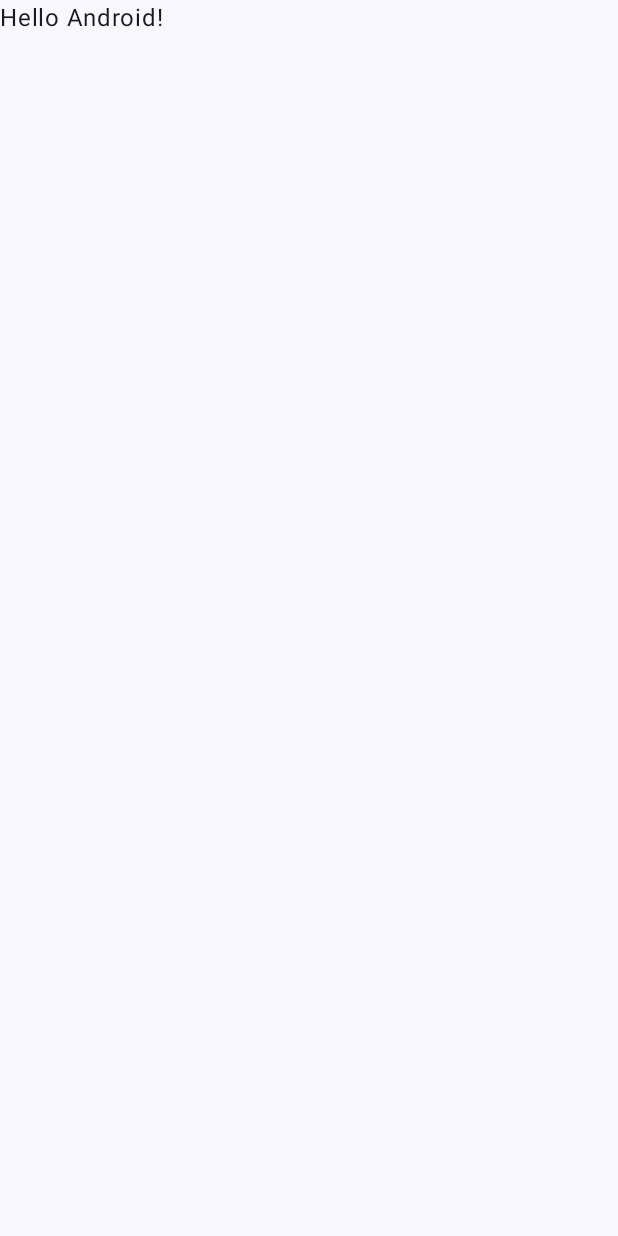
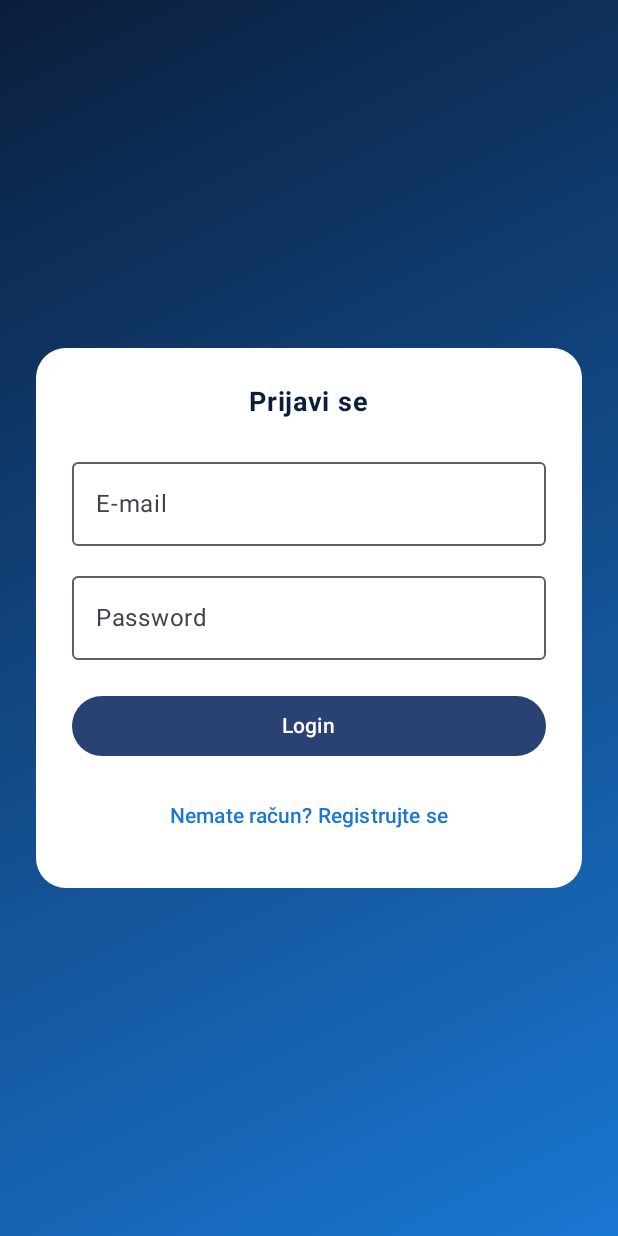
Before and after one commit to elviradelic/FlashLearn, an Android app built with Jetpack Compose: the screen it shows after launch (MainActivity), on a phone screen of 412 x 824 dp. Before the commit the screen is almost empty. Run offline under Robolectric (Android 15) with nearby library versions, the phone set to English and light mode, and no system bars.

Commit message:
Dodani splash, login i registracijski ekran + navigation

```diff
--- a/app/build.gradle.kts
+++ b/app/build.gradle.kts
@@ -56,4 +56,6 @@ dependencies {
     androidTestImplementation(libs.androidx.ui.test.junit4)
     debugImplementation(libs.androidx.ui.tooling)
     debugImplementation(libs.androidx.ui.test.manifest)
+    implementation("androidx.navigation:navigation-compose:2.7.7")
+
 }
--- a/app/src/main/java/com/example/flashlearn_app/MainActivity.kt
+++ b/app/src/main/java/com/example/flashlearn_app/MainActivity.kt
@@ -4,13 +4,8 @@ import android.os.Bundle
 import androidx.activity.ComponentActivity
 import androidx.activity.compose.setContent
 import androidx.activity.enableEdgeToEdge
-import androidx.compose.foundation.layout.fillMaxSize
-import androidx.compose.foundation.layout.padding
-import androidx.compose.material3.Scaffold
-import androidx.compose.material3.Text
-import androidx.compose.runtime.Composable
-import androidx.compose.ui.Modifier
-import androidx.compose.ui.tooling.preview.Preview
+import androidx.navigation.compose.rememberNavController
+import com.example.flashlearn_app.navigation.AppNavigation
 import com.example.flashlearn_app.ui.theme.FlashLearnappTheme
 
 class MainActivity : ComponentActivity() {
@@ -19,29 +14,9 @@ class MainActivity : ComponentActivity() {
         enableEdgeToEdge()
         setContent {
             FlashLearnappTheme {
-                Scaffold(modifier = Modifier.fillMaxSize()) { innerPadding ->
-                    Greeting(
-                        name = "Android",
-                        modifier = Modifier.padding(innerPadding)
-                    )
-                }
+                val navController = rememberNavController()
+                AppNavigation(navController)
             }
         }
     }
 }
-
-@Composable
-fun Greeting(name: String, modifier: Modifier = Modifier) {
-    Text(
-        text = "Hello $name!",
-        modifier = modifier
-    )
-}
-
-@Preview(showBackground = true)
-@Composable
-fun GreetingPreview() {
-    FlashLearnappTheme {
-        Greeting("Android")
-    }
-}
--- /dev/null
+++ b/app/src/main/java/com/example/flashlearn_app/navigation/Navigation.kt
@@ -0,0 +1,24 @@
+package com.example.flashlearn_app.navigation
+
+import androidx.compose.runtime.Composable
+import androidx.navigation.NavHostController
+import androidx.navigation.compose.NavHost
+import androidx.navigation.compose.composable
+import com.example.flashlearn_app.screens.RegisterScreen
+import com.example.flashlearn_app.screens.SplashScreen
+import com.example.flashlearn_app.screens.LoginScreen
+
+sealed class Screen(val route: String) {
+    object Splash : Screen("splash")
+    object Login : Screen("login")
+    object Register : Screen("register")
+}
+
+@Composable
+fun AppNavigation(navController: NavHostController) {
+    NavHost(navController = navController, startDestination = Screen.Splash.route) {
+        composable(Screen.Splash.route) { SplashScreen(navController) }
+        composable(Screen.Login.route) { LoginScreen(navController) }
+        composable(Screen.Register.route) { RegisterScreen(navController) }
+    }
+}
--- /dev/null
+++ b/app/src/main/java/com/example/flashlearn_app/screens/LoginScreen.kt
@@ -0,0 +1,83 @@
+package com.example.flashlearn_app.screens
+
+import androidx.compose.foundation.background
+import androidx.compose.foundation.layout.*
+import androidx.compose.foundation.shape.RoundedCornerShape
+import androidx.compose.material3.*
+import androidx.compose.runtime.*
+import androidx.compose.ui.Alignment
+import androidx.compose.ui.Modifier
+import androidx.compose.ui.graphics.Brush
+import androidx.compose.ui.graphics.Color
+import androidx.compose.ui.text.font.FontWeight
+import androidx.compose.ui.unit.dp
+import androidx.compose.ui.unit.sp
+import androidx.navigation.NavHostController
+import com.example.flashlearn_app.navigation.Screen
+
+@Composable
+fun LoginScreen(navController: NavHostController) {
+    var email by remember { mutableStateOf("") }
+    var password by remember { mutableStateOf("") }
+
+    Box(
+        modifier = Modifier
+            .fillMaxSize()
+            .background(
+                Brush.linearGradient(
+                    listOf(Color(0xFF0B1E3C), Color(0xFF1976D2))
+                )
+            ),
+        contentAlignment = Alignment.Center
+    ) {
+        Column(
+            modifier = Modifier
+                .padding(24.dp)
+                .fillMaxWidth()
+                .background(Color.White, shape = RoundedCornerShape(20.dp))
+                .padding(24.dp),
+            horizontalAlignment = Alignment.CenterHorizontally
+        ) {
+            Text(
+                text = "Prijavi se",
+                fontSize = 18.sp,
+                fontWeight = FontWeight.Bold,
+                color = Color(0xFF0B1E3C)
+            )
+            Spacer(modifier = Modifier.height(20.dp))
+
+            OutlinedTextField(
+                value = email,
+                onValueChange = { email = it },
+                label = { Text("E-mail") },
+                modifier = Modifier.fillMaxWidth()
+            )
+            Spacer(modifier = Modifier.height(12.dp))
+
+            OutlinedTextField(
+                value = password,
+                onValueChange = { password = it },
+                label = { Text("Password") },
+                modifier = Modifier.fillMaxWidth()
+            )
+            Spacer(modifier = Modifier.height(20.dp))
+
+            Button(
+                onClick = { /* login logic */ },
+                modifier = Modifier.fillMaxWidth()
+            ) {
+                Text("Login")
+            }
+
+            Spacer(modifier = Modifier.height(12.dp))
+
+            TextButton(
+                onClick = {
+                    navController.navigate(Screen.Register.route)
+                }
+            ) {
+                Text("Nemate račun? Registrujte se", color = Color(0xFF1976D2))
+            }
+        }
+    }
+}
--- /dev/null
+++ b/app/src/main/java/com/example/flashlearn_app/screens/SplashScreen.kt
@@ -0,0 +1,39 @@
+package com.example.flashlearn_app.screens
+
+import androidx.compose.foundation.Image
+import androidx.compose.foundation.background
+import androidx.compose.foundation.layout.*
+import androidx.compose.runtime.Composable
+import androidx.compose.runtime.LaunchedEffect
+import androidx.compose.ui.Alignment
+import androidx.compose.ui.Modifier
+import androidx.compose.ui.graphics.Color
+import androidx.compose.ui.res.painterResource
+import androidx.compose.ui.res.stringResource
+import androidx.compose.ui.unit.dp
+import androidx.navigation.NavHostController
+import com.example.flashlearn_app.R
+import com.example.flashlearn_app.navigation.Screen
+import kotlinx.coroutines.delay
+
+@Composable
+fun SplashScreen(navController: NavHostController) {
+
+    LaunchedEffect(Unit) {
+        delay(2000)
+        navController.navigate(Screen.Login.route)
+    }
+
+    Box(
+        modifier = Modifier
+            .fillMaxSize()
+            .background(Color(0xFF0B1E3C)),
+        contentAlignment = Alignment.Center
+    ) {
+        Image(
+            painter = painterResource(id = R.drawable.flashlearn_logo),
+            contentDescription = stringResource(id = R.string.app_logo_description),
+            modifier = Modifier.size(260.dp)
+        )
+    }
+}
--- a/app/src/main/res/values/strings.xml
+++ b/app/src/main/res/values/strings.xml
@@ -1,3 +1,5 @@
 <resources>
     <string name="app_name">FlashLearn-app</string>
+    <string name="app_logo_description">Flashcard App Logo</string>
+
 </resources>
```
Also changed, not shown: app/src/main/java/com/example/flashlearn_app/screens/RegisterScreen.kt (added, +92 -0 lines), app/src/main/res/drawable-nodpi/flashlearn_logo.png (added).
